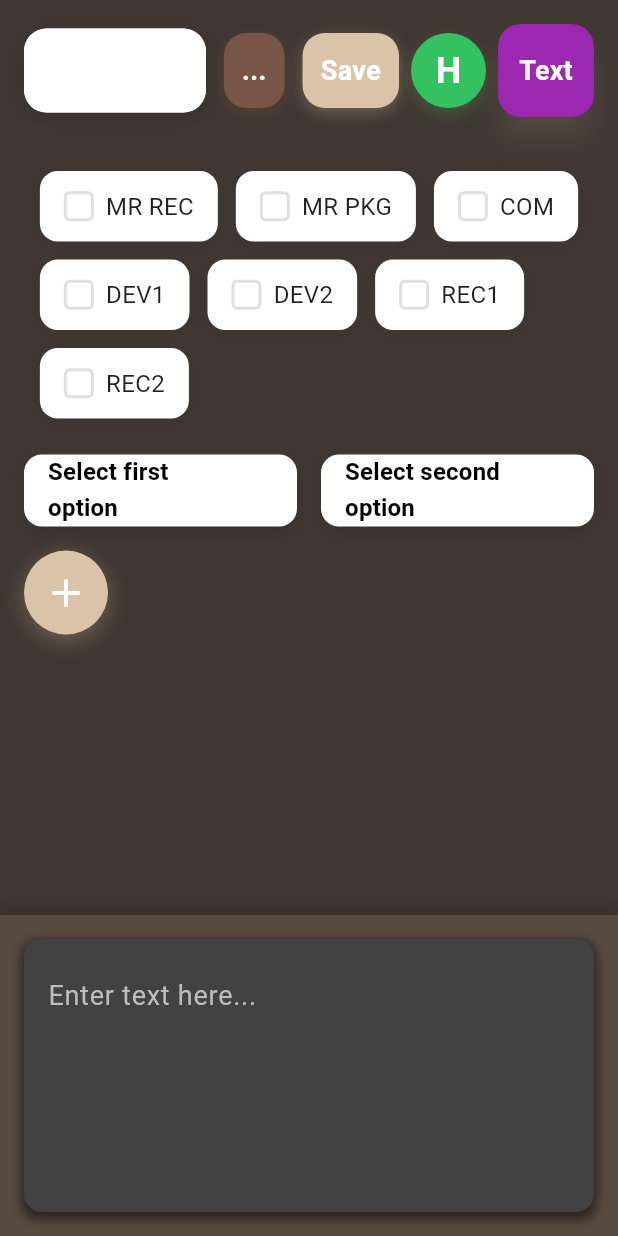
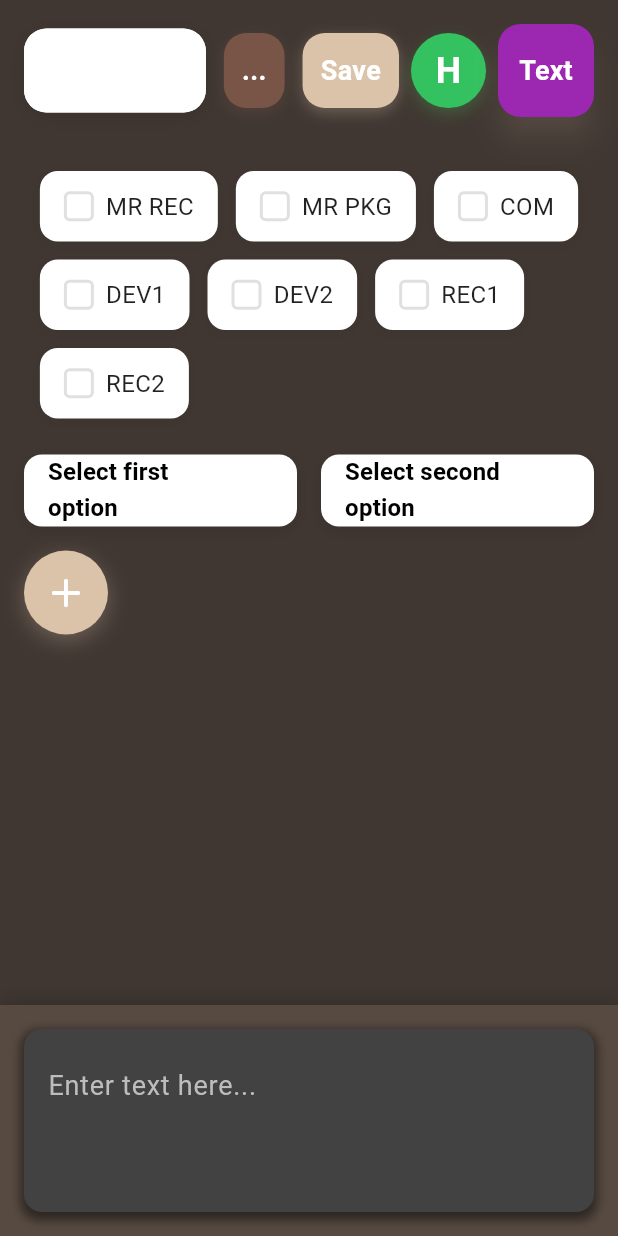
Before and after one commit to cesargoulart/work12, a Flutter app: the screen it shows after launch, on a phone screen of 412 x 824 dp. Run offline on Flutter 3.47's test engine with Material 3 defaults, Android fonts, the phone set to English and light mode, and no system bars; our stand-ins replace sqflite; accounts and stored records are empty.

Commit message:
Reduce height of LargeTextBox from 150 to 90 for improved layout consistency

```diff
--- a/work/lib/widgets/large_text_box.dart
+++ b/work/lib/widgets/large_text_box.dart
@@ -58,7 +58,7 @@ class _LargeTextBoxState extends State<LargeTextBox> {
         ],
       ),
       child: SizedBox(
-        height: 150, // You can adjust this value
+        height: 90, // You can adjust this value
         child: TextField(
           controller: _controller,
           keyboardType: TextInputType.multiline,
```
